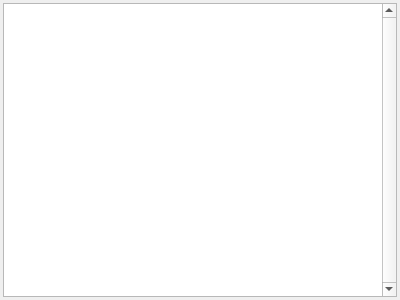
Old version of the form ElecntrlManager/NMEAMonitor.ui in the repository JesperWe/CANLight.
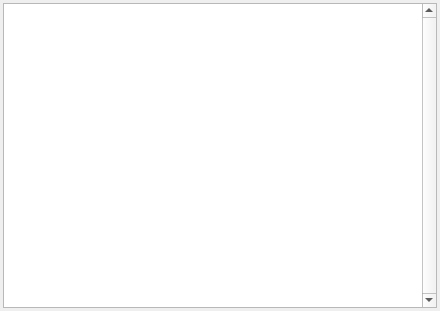
New version of the form. Icons and pictures are not drawn.

Commit message: Monitor window icon

The edit to the form file:
```diff
--- a/ElecntrlManager/NMEAMonitor.ui
+++ b/ElecntrlManager/NMEAMonitor.ui
@@ -9,8 +9,8 @@
    <rect>
     <x>0</x>
     <y>0</y>
-    <width>400</width>
-    <height>300</height>
+    <width>440</width>
+    <height>311</height>
    </rect>
   </property>
   <property name="windowTitle">
```
Left out of the diff: 8 changed lines with no effect on the pictures. The commit also changes 2 other files.
